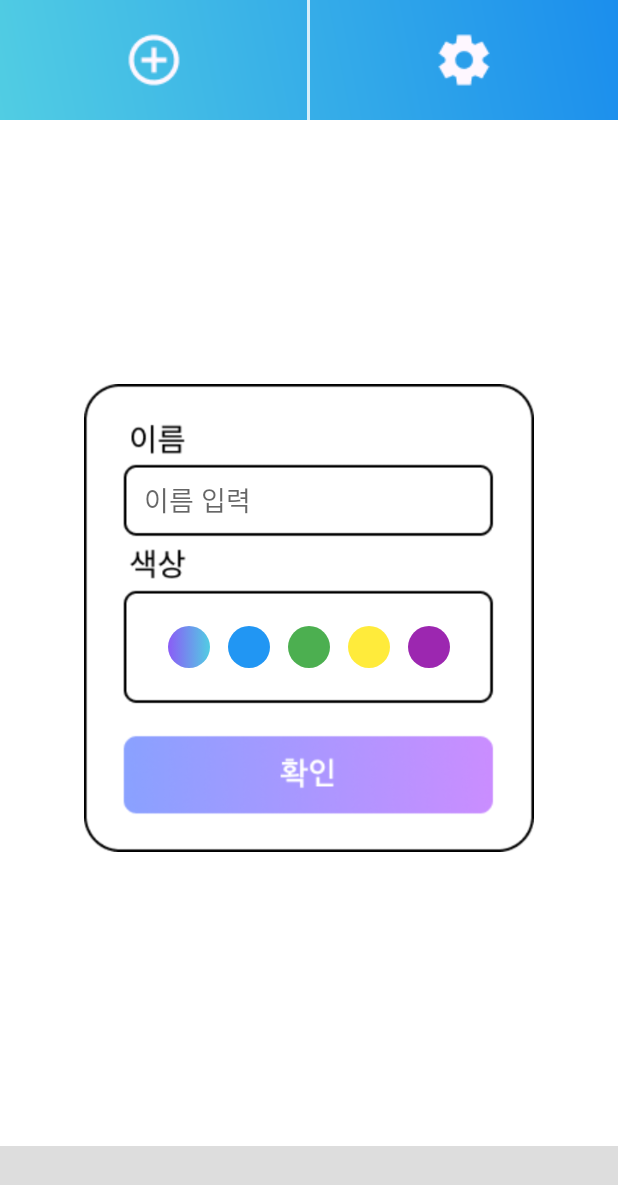
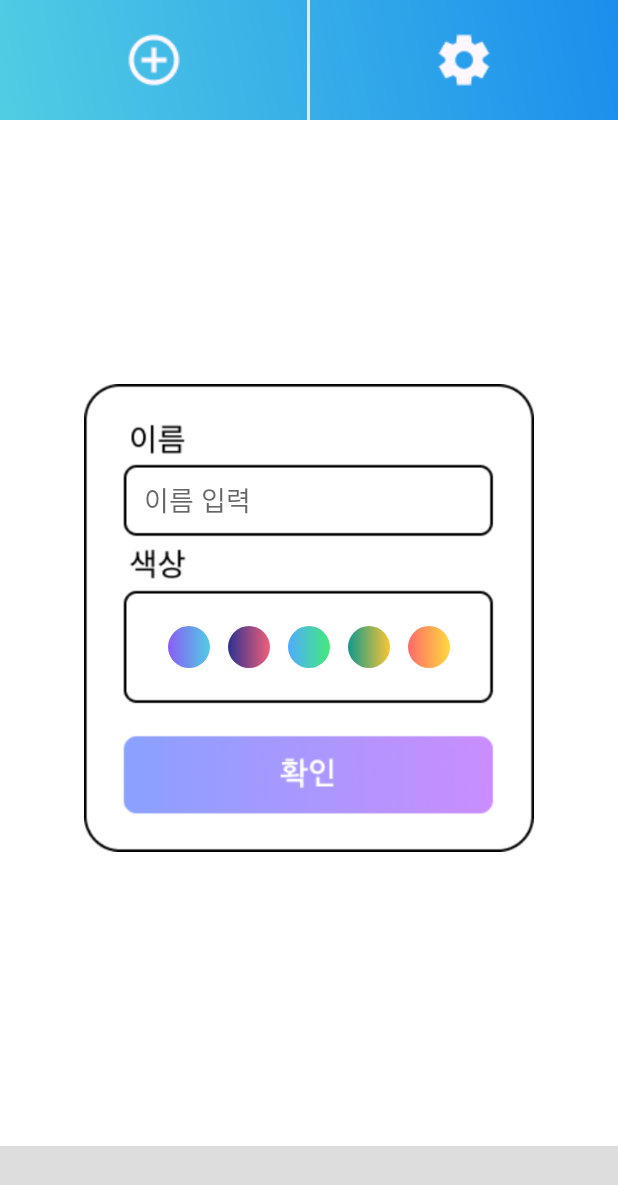
Before and after one commit to LibrumLego/Clicker, an Android app: the screen it shows after launch (MainActivity), after a tap on "추가 버튼", on a phone screen of 412 x 824 dp. Shown: the top 1185 px of the screen. Run offline under Robolectric (Android 15) with nearby library versions, the phone set to English and light mode, and no system bars.

Commit message:
색상 수정 1차

```diff
--- a/app/src/main/res/drawable/circle_color_blue.xml
+++ b/app/src/main/res/drawable/circle_color_blue.xml
@@ -2,13 +2,21 @@
 <selector xmlns:android="http://schemas.android.com/apk/res/android">
     <item android:state_selected="true">
         <shape android:shape="oval">
-            <solid android:color="#2196F3"/> <!-- 파랑 -->
+            <gradient
+                android:type="linear"
+                android:angle="0"
+                android:startColor="#2E3192"
+                android:endColor="#F15F79"/>
             <stroke android:width="4dp" android:color="#000000"/>
         </shape>
     </item>
     <item>
         <shape android:shape="oval">
-            <solid android:color="#2196F3"/>
+            <gradient
+                android:type="linear"
+                android:angle="0"
+                android:startColor="#2E3192"
+                android:endColor="#F15F79"/>
         </shape>
     </item>
 </selector>
--- a/app/src/main/res/drawable/circle_color_green.xml
+++ b/app/src/main/res/drawable/circle_color_green.xml
@@ -2,13 +2,21 @@
 <selector xmlns:android="http://schemas.android.com/apk/res/android">
     <item android:state_selected="true">
         <shape android:shape="oval">
-            <solid android:color="#4CAF50"/> <!-- 초록 -->
+            <gradient
+                android:type="linear"
+                android:angle="0"
+                android:startColor="#4FACFE"
+                android:endColor="#43E97B"/>
             <stroke android:width="4dp" android:color="#000000"/>
         </shape>
     </item>
     <item>
         <shape android:shape="oval">
-            <solid android:color="#4CAF50"/>
+            <gradient
+                android:type="linear"
+                android:angle="0"
+                android:startColor="#4FACFE"
+                android:endColor="#43E97B"/>
         </shape>
     </item>
 </selector>
--- a/app/src/main/res/drawable/circle_color_purple.xml
+++ b/app/src/main/res/drawable/circle_color_purple.xml
@@ -2,13 +2,21 @@
 <selector xmlns:android="http://schemas.android.com/apk/res/android">
     <item android:state_selected="true">
         <shape android:shape="oval">
-            <solid android:color="#9C27B0"/> <!-- 보라 -->
+            <gradient
+                android:type="linear"
+                android:angle="0"
+                android:startColor="#FF6B6B"
+                android:endColor="#FFD93D"/>
             <stroke android:width="4dp" android:color="#000000"/>
         </shape>
     </item>
     <item>
         <shape android:shape="oval">
-            <solid android:color="#9C27B0"/>
+            <gradient
+                android:type="linear"
+                android:angle="0"
+                android:startColor="#FF6B6B"
+                android:endColor="#FFD93D"/>
         </shape>
     </item>
 </selector>
--- a/app/src/main/res/drawable/circle_color_yellow.xml
+++ b/app/src/main/res/drawable/circle_color_yellow.xml
@@ -2,13 +2,21 @@
 <selector xmlns:android="http://schemas.android.com/apk/res/android">
     <item android:state_selected="true">
         <shape android:shape="oval">
-            <solid android:color="#FFEB3B"/> <!-- 노랑 -->
+            <gradient
+                android:type="linear"
+                android:angle="0"
+                android:startColor="#11998E"
+                android:endColor="#FBC531"/>
             <stroke android:width="4dp" android:color="#000000"/>
         </shape>
     </item>
     <item>
         <shape android:shape="oval">
-            <solid android:color="#FFEB3B"/>
+            <gradient
+                android:type="linear"
+                android:angle="0"
+                android:startColor="#11998E"
+                android:endColor="#FBC531"/>
         </shape>
     </item>
 </selector>
```
